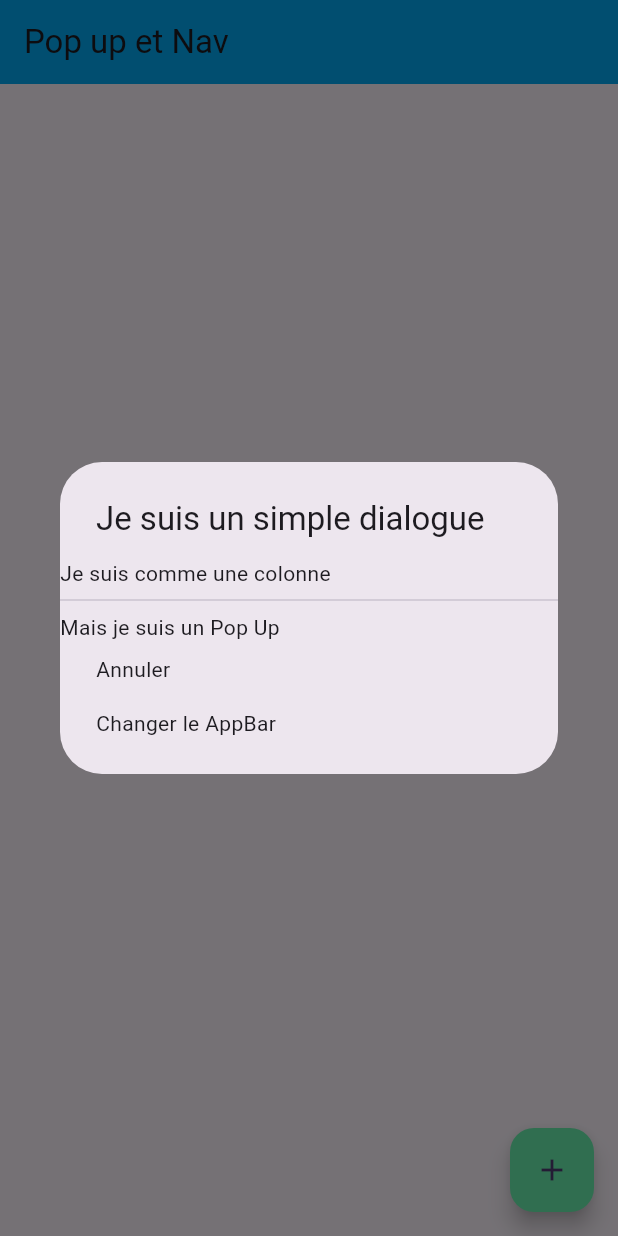
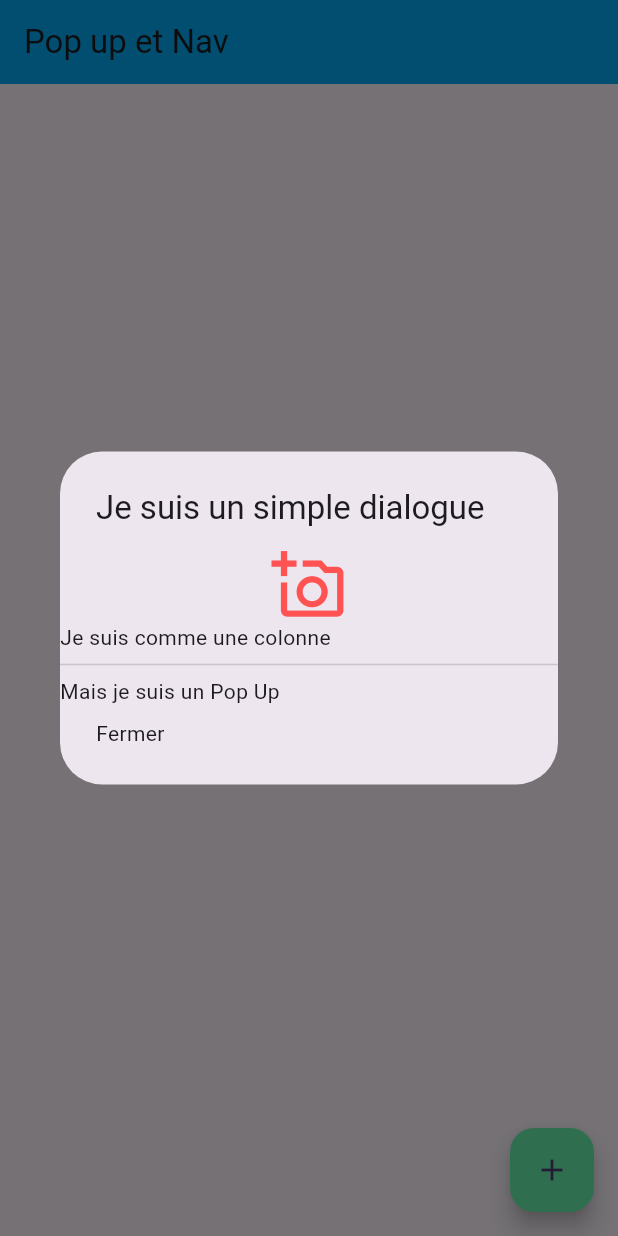
Before and after one commit to AshDest/State_full_widget, a Flutter app: the screen it shows after launch, after a tap on "Montrer simple", on a phone screen of 412 x 824 dp. Run offline on Flutter 3.47's test engine with Material 2 defaults, Android fonts, the phone set to English and light mode, and no system bars.

Commit message:
Ash commit

```diff
--- a/lib/main.dart
+++ b/lib/main.dart
@@ -137,27 +137,22 @@ class _MyHomePageState extends State<MyHomePage> {
     final simple = SimpleDialog(
       title: const Text('Je suis un simple dialogue'),
       children: [
+        const Icon( Icons.add_a_photo_outlined, size: 50, color: Colors.redAccent),
         const Text("Je suis comme une colonne"),
         const Divider(),
         const Text("Mais je suis un Pop Up"),
-        SimpleDialogOption(
-          onPressed: () {
-            Navigator.of(context).pop();
-          },
-          child: const Text('Annuler'),
-        ),
-        SimpleDialogOption(
-          onPressed: () {
-            Navigator.of(context).pop();
-            setState(() {
-              appBarColor = appBarColor == Colors.lightBlue ? Colors.redAccent : Colors.lightBlue;
-            });
-          },
-          child: const Text('Changer le AppBar'),
-        ),
+        option()
       ],
       elevation: 15,
     );
     return simple;
   }
+  SimpleDialogOption option() {
+    return SimpleDialogOption(
+      onPressed: () {
+        Navigator.of(context).pop();
+      },
+      child: const Text('Fermer'),
+    );
+  }
 }
```
